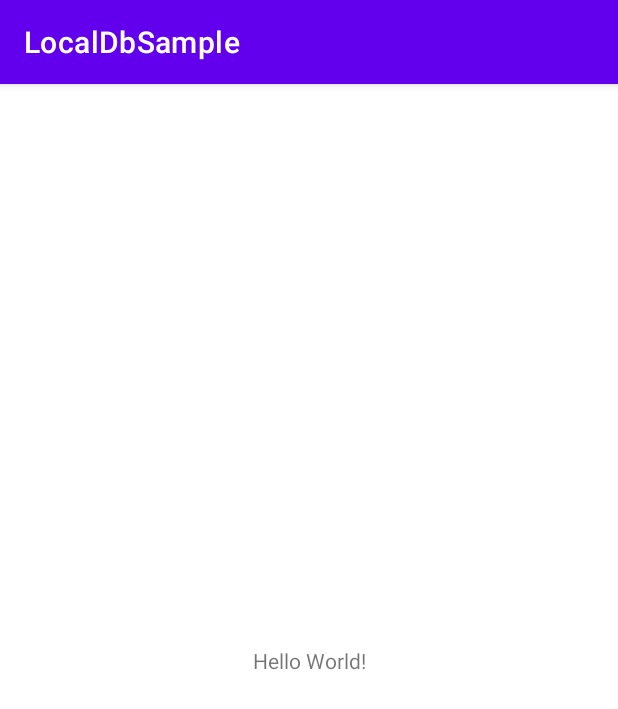
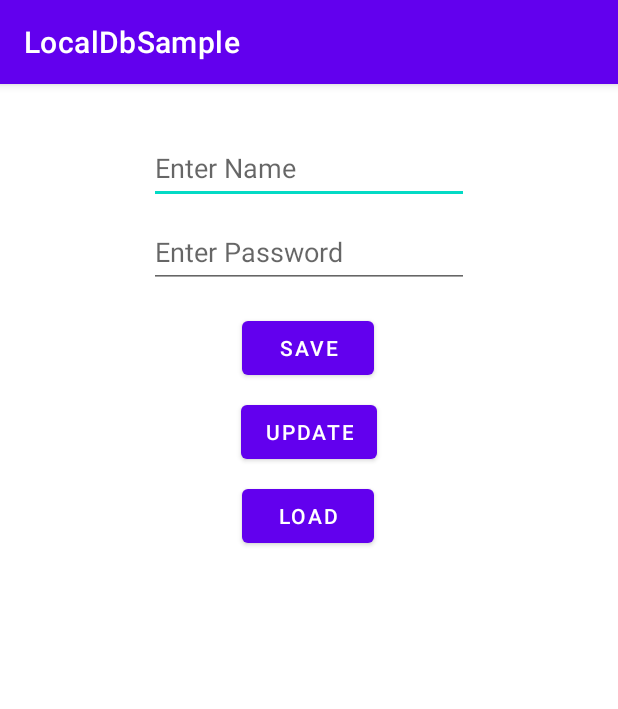
Before and after one commit to jahanzebnaeem/NexSkillAppDevBatch10, an Android app: the screen it shows after launch (MainActivity), on a phone screen of 412 x 824 dp. Shown: the top 709 px of the screen. Run offline under Robolectric (Android 15) with nearby library versions, the phone set to English and light mode, and no system bars.

Commit message:
Lecture 10
SQLite CRUD with android - DB Creation

```diff
--- /dev/null
+++ b/LocalDbSample/app/src/main/java/com/example/android/localdbsample/DBManager.java
@@ -0,0 +1,48 @@
+package com.example.android.localdbsample;
+
+import android.content.Context;
+import android.database.sqlite.SQLiteDatabase;
+import android.database.sqlite.SQLiteOpenHelper;
+import android.widget.Toast;
+
+public class DBManager {
+    private SQLiteDatabase sqlDB;
+
+    static final String DBName = "Students";
+    static final String TableName = "Logins";
+    static final String ColID = "ID";
+    static final String ColUserName = "UserName";
+    static final String ColPassWord = "Password";
+    static final int DBVersion = 1;
+
+    // Create table Logins(ID integer primary key autoincrement, UserName text, Password text)
+    static final String CreateTable = "CREATE TABLE IF NOT EXISTS " + TableName +
+            " (" + ColID + " INTEGER PRIMARY KEY AUTOINCREMENT, " + ColUserName +
+            " TEXT, " + ColPassWord + " TEXT);";
+
+    static class DatabaseHelperUser extends SQLiteOpenHelper {
+        Context context;
+
+        DatabaseHelperUser (Context context) {
+            super(context, DBName, null, DBVersion);
+            this.context = context;
+        }
+
+        @Override
+        public void onCreate(SQLiteDatabase db) {
+            db.execSQL(CreateTable);
+            Toast.makeText(context, "Table is created", Toast.LENGTH_LONG).show();
+        }
+
+        @Override
+        public void onUpgrade(SQLiteDatabase db, int oldVersion, int newVersion) {
+            db.execSQL("Drop table IF EXISTS " + TableName);
+            onCreate(db);
+        }
+    }
+
+    public DBManager(Context context) {
+        DatabaseHelperUser db = new DatabaseHelperUser(context);
+        sqlDB = db.getWritableDatabase();
+    }
+}
--- a/LocalDbSample/app/src/main/java/com/example/android/localdbsample/MainActivity.java
+++ b/LocalDbSample/app/src/main/java/com/example/android/localdbsample/MainActivity.java
@@ -3,12 +3,32 @@ package com.example.android.localdbsample;
 import androidx.appcompat.app.AppCompatActivity;
 
 import android.os.Bundle;
+import android.view.View;
+import android.widget.EditText;
 
 public class MainActivity extends AppCompatActivity {
+    DBManager dbManager;
+    EditText etUserName;
+    EditText etPassword;
 
     @Override
     protected void onCreate(Bundle savedInstanceState) {
         super.onCreate(savedInstanceState);
         setContentView(R.layout.activity_main);
+
+        etUserName = (EditText) findViewById(R.id.txtName);
+        etPassword = (EditText) findViewById(R.id.txtPassword);
+
+        dbManager = new DBManager(this);
+    }
+
+
+    public void buLoad(View view) {
+    }
+
+    public void buSave(View view) {
+    }
+
+    public void buUpdate(View view) {
     }
 }
--- a/LocalDbSample/app/src/main/res/layout/activity_main.xml
+++ b/LocalDbSample/app/src/main/res/layout/activity_main.xml
@@ -6,13 +6,80 @@
     android:layout_height="match_parent"
     tools:context=".MainActivity">
 
-    <TextView
+    <Button
+        android:id="@+id/btnSave"
         android:layout_width="wrap_content"
         android:layout_height="wrap_content"
-        android:text="Hello World!"
-        app:layout_constraintBottom_toBottomOf="parent"
-        app:layout_constraintLeft_toLeftOf="parent"
-        app:layout_constraintRight_toRightOf="parent"
+        android:layout_marginTop="16dp"
+        android:onClick="buSave"
+        android:text="Save"
+        app:layout_constraintEnd_toEndOf="parent"
+        app:layout_constraintHorizontal_bias="0.498"
+        app:layout_constraintStart_toStartOf="parent"
+        app:layout_constraintTop_toBottomOf="@id/txtPassword" />
+
+    <Button
+        android:id="@+id/btnUpdateNow"
+        android:layout_width="wrap_content"
+        android:layout_height="wrap_content"
+        android:layout_marginTop="8dp"
+        android:onClick="buUpdate"
+        android:text="Update"
+        app:layout_constraintEnd_toEndOf="parent"
+        app:layout_constraintStart_toStartOf="parent"
+        app:layout_constraintTop_toBottomOf="@+id/btnSave" />
+
+    <Button
+        android:id="@+id/btnLoad"
+        android:layout_width="wrap_content"
+        android:layout_height="wrap_content"
+        android:layout_marginTop="8dp"
+        android:onClick="buLoad"
+        android:text="Load"
+        app:layout_constraintEnd_toEndOf="parent"
+        app:layout_constraintHorizontal_bias="0.498"
+        app:layout_constraintStart_toStartOf="parent"
+        app:layout_constraintTop_toBottomOf="@+id/btnUpdateNow" />
+
+    <EditText
+        android:id="@+id/txtName"
+        android:layout_width="wrap_content"
+        android:layout_height="wrap_content"
+        android:layout_marginTop="32dp"
+        android:ems="10"
+        android:hint="Enter Name"
+        android:inputType="textPersonName"
+        android:minHeight="48dp"
+        app:layout_constraintEnd_toEndOf="parent"
+        app:layout_constraintStart_toStartOf="parent"
         app:layout_constraintTop_toTopOf="parent" />
 
+    <EditText
+        android:id="@+id/txtPassword"
+        android:layout_width="wrap_content"
+        android:layout_height="wrap_content"
+        android:layout_marginTop="8dp"
+        android:ems="10"
+        android:hint="Enter Password"
+        android:inputType="textPassword"
+        android:minHeight="48dp"
+        app:layout_constraintEnd_toEndOf="parent"
+        app:layout_constraintStart_toStartOf="parent"
+        app:layout_constraintTop_toBottomOf="@id/txtName" />
+
+    <ListView
+        android:id="@+id/lvStudents"
+        android:layout_width="match_parent"
+        android:layout_height="wrap_content"
+        android:layout_marginStart="8dp"
+        android:layout_marginTop="32dp"
+        android:layout_marginEnd="8dp"
+        android:scrollbars="vertical"
+        app:layout_constraintBottom_toBottomOf="parent"
+        app:layout_constraintEnd_toEndOf="parent"
+        app:layout_constraintHorizontal_bias="0.0"
+        app:layout_constraintStart_toStartOf="parent"
+        app:layout_constraintTop_toBottomOf="@id/btnLoad"
+        app:layout_constraintVertical_bias="0.0" />
+
 </androidx.constraintlayout.widget.ConstraintLayout>
```
